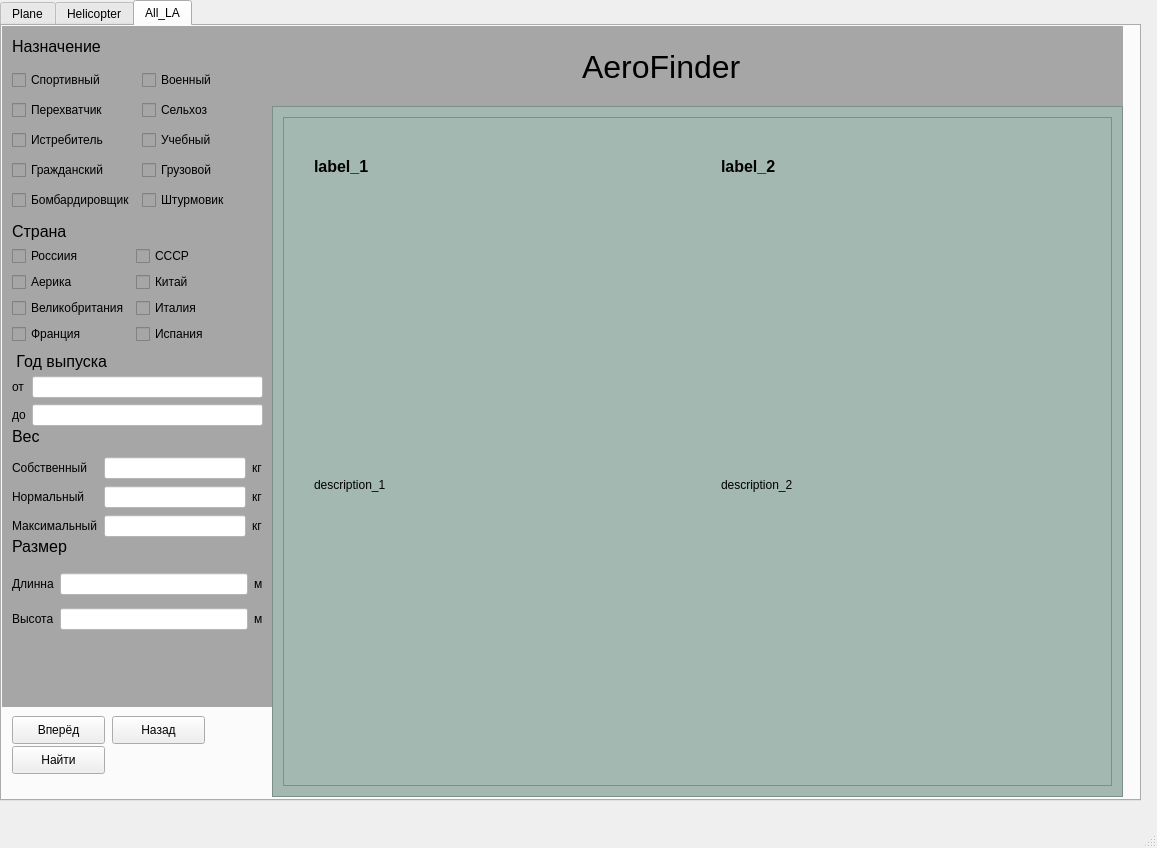
MrParkour/AeroFinder, file ui_desingnes/ui_design_V_4.ui: the form before one commit.
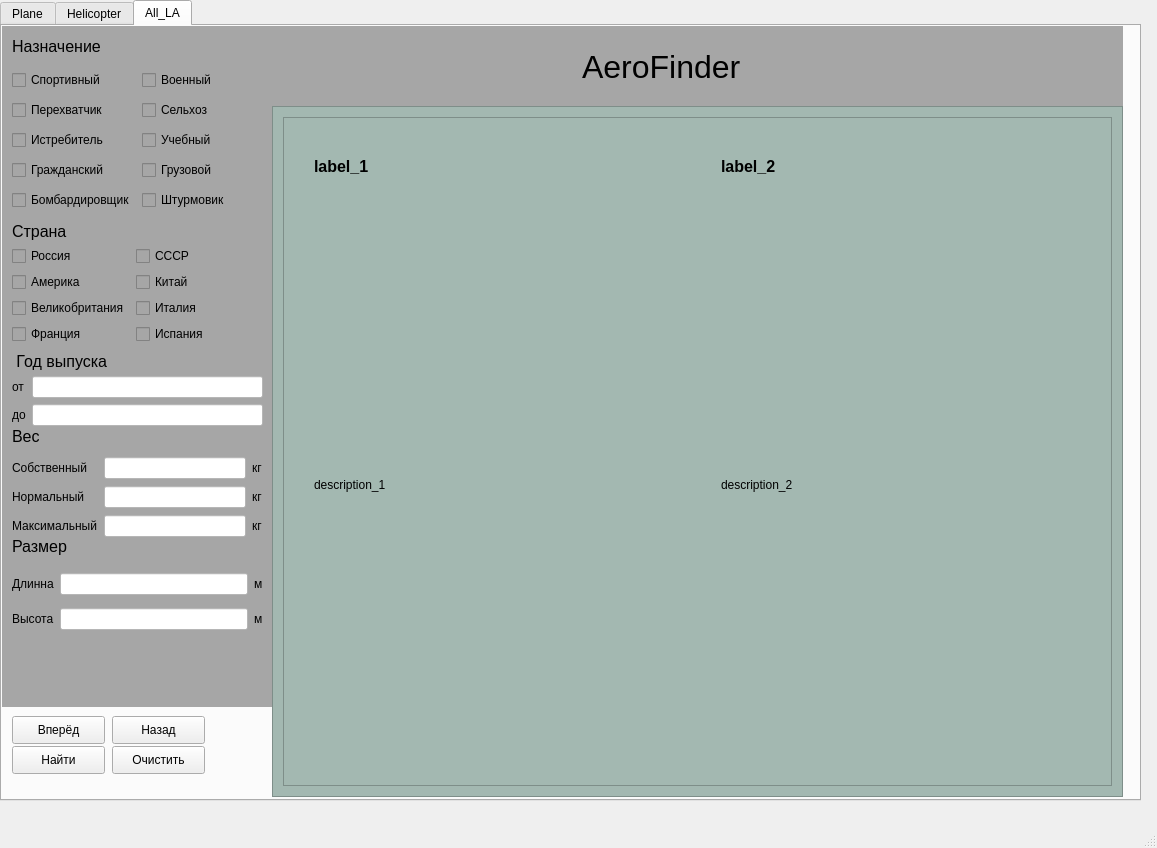
The form after the commit. The open tabs and pages were chosen to show the change.

Commit message: dobavili knopki ochistit v ui

Patch:
```diff
--- a/ui_desingnes/ui_design_V_4.ui
+++ b/ui_desingnes/ui_design_V_4.ui
@@ -2581,7 +2581,7 @@
          <item row="0" column="0">
           <widget class="QCheckBox" name="checkBox_75">
            <property name="text">
-            <string>Россиия</string>
+            <string>Россия</string>
            </property>
           </widget>
          </item>
@@ -2595,7 +2595,7 @@
          <item row="1" column="0">
           <widget class="QCheckBox" name="checkBox_77">
            <property name="text">
-            <string>Аерика</string>
+            <string>Америка</string>
            </property>
           </widget>
          </item>
@@ -3533,6 +3533,19 @@
        </item>
       </layout>
      </widget>
+     <widget class="QPushButton" name="pushButton_clear_all">
+      <property name="geometry">
+       <rect>
+        <x>110</x>
+        <y>720</y>
+        <width>93</width>
+        <height>28</height>
+       </rect>
+      </property>
+      <property name="text">
+       <string>Очистить</string>
+      </property>
+     </widget>
     </widget>
    </widget>
   </widget>
```
Left out of the diff: 40 changed lines with no effect on the pictures.
